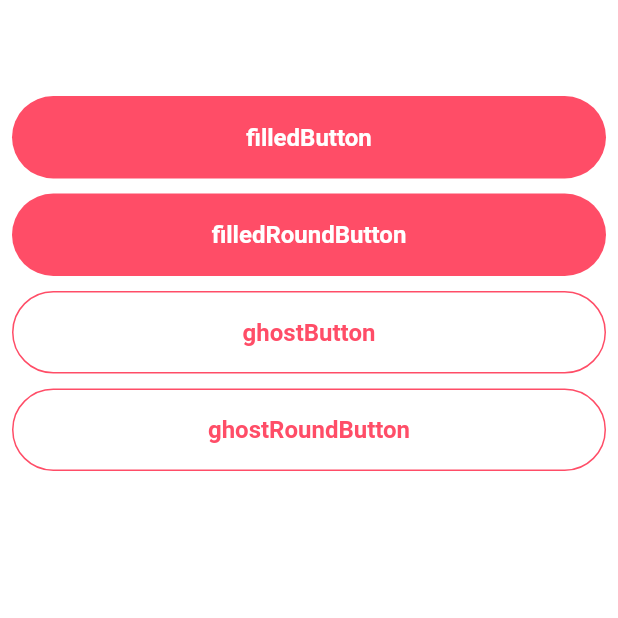
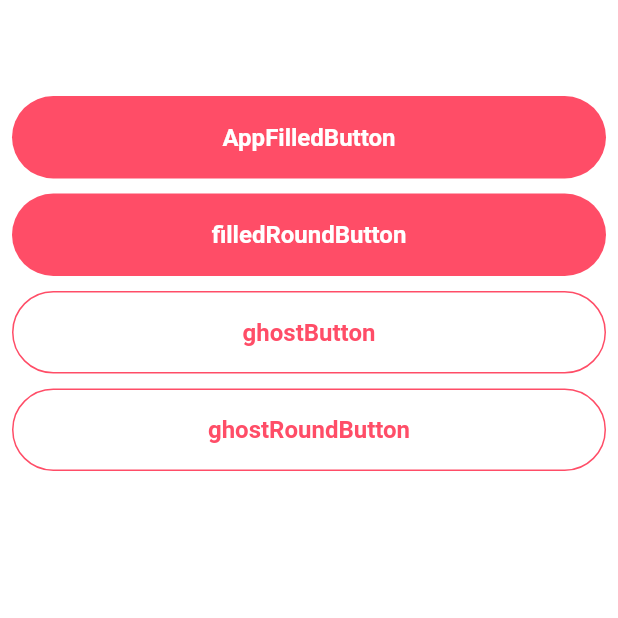
Before and after one commit to Retsuki/dating_app, a Flutter app: the BookButton screen opened directly, on a phone screen of 412 x 824 dp, the top half of it. Run offline on Flutter 3.47's test engine with Material 2 defaults, Android fonts, the phone set to English and light mode, and no system bars; drawn by our look-alikes of loader_overlay; our stand-ins replace adaptive_dialog, cached_network_image, carousel_slider, cloud_firestore, device_preview, dotted_border and 16 more; missing offline and left inert: simple_logger; accounts and stored records are empty; generated files the repository leaves out were written again.

Commit message:
FilledButtonが公式であるので、AppFilledButtonに名前変更

```diff
--- a/lib/components/app_button.dart
+++ b/lib/components/app_button.dart
@@ -2,8 +2,8 @@ import 'package:flutter/material.dart';
 
 enum Type { round }
 
-class FilledButton extends StatelessWidget {
-  const FilledButton({
+class AppFilledButton extends StatelessWidget {
+  const AppFilledButton({
     super.key,
     required this.text,
     this.onPressed,
--- a/lib/components/stylebook/book_button.dart
+++ b/lib/components/stylebook/book_button.dart
@@ -15,9 +15,9 @@ class BookButton extends StatelessWidget {
         padding: const EdgeInsets.all(8),
         child: Column(
           children: [
-            FilledButton(text: 'filledButton', onPressed: () {}),
+            AppFilledButton(text: 'AppFilledButton', onPressed: () {}),
             const Gap(10),
-            FilledButton(
+            AppFilledButton(
               text: 'filledRoundButton',
               onPressed: () {},
             ),
--- a/lib/features/authentication/screens/sign_in/sign_in_phone_page.dart
+++ b/lib/features/authentication/screens/sign_in/sign_in_phone_page.dart
@@ -51,7 +51,7 @@ class SignInPhonePage extends ConsumerWidget {
         ),
       ),
       bottomSheet: AppBottomSheet(
-        child: FilledButton(
+        child: AppFilledButton(
           text: l10n.goNext,
           onPressed: () =>
               phoneAuthNotifier.signInVerifyPhoneNumber(context: context),
--- a/lib/features/authentication/screens/sign_up/sign_up_email_page.dart
+++ b/lib/features/authentication/screens/sign_up/sign_up_email_page.dart
@@ -46,7 +46,7 @@ class SignUpEmailPage extends ConsumerWidget {
         ),
       ),
       bottomSheet: AppBottomSheet(
-        child: FilledButton(
+        child: AppFilledButton(
           text: l10n.goNext,
           onPressed: () => emailNotifier.sendSignInLinkToEmail(
             context: context,
--- a/lib/features/authentication/screens/sign_up/sign_up_phone_page.dart
+++ b/lib/features/authentication/screens/sign_up/sign_up_phone_page.dart
@@ -51,7 +51,7 @@ class SignUpPhonePage extends ConsumerWidget {
         ),
       ),
       bottomSheet: AppBottomSheet(
-        child: FilledButton(
+        child: AppFilledButton(
           text: l10n.goNext,
           onPressed: () =>
               phoneAuthNotifier.signUpVerifyPhoneNumber(context: context),
--- a/lib/features/interest/screens/setup_interest_page.dart
+++ b/lib/features/interest/screens/setup_interest_page.dart
@@ -55,7 +55,7 @@ class SetupInterest extends ConsumerWidget {
         ),
       ),
       bottomSheet: AppBottomSheet(
-        child: FilledButton(
+        child: AppFilledButton(
           text: l10n.setupComplete,
           onPressed: () async {
             if (await setupNotifier
--- a/lib/features/onboarding/screens/onboarding_page.dart
+++ b/lib/features/onboarding/screens/onboarding_page.dart
@@ -64,7 +64,7 @@ class OnboardingPage extends ConsumerWidget {
             ),
             const Gap(12),
             Expanded(
-              child: FilledButton(
+              child: AppFilledButton(
                 text: l10n.signUp,
                 onPressed: () {
                   context.goNamed(SignUpPhonePage.routeName);
--- a/lib/features/osake_items/screens/osake_detail_page.dart
+++ b/lib/features/osake_items/screens/osake_detail_page.dart
@@ -46,7 +46,7 @@ class OsakeDetailPage extends StatelessWidget {
         ],
       ),
       bottomSheet: AppBottomSheet(
-        child: FilledButton(
+        child: AppFilledButton(
           text: l10n.setupComplete,
           onPressed: () {},
         ),
--- a/lib/features/performing_with_management/screens/dating_with_management.dart/dating_with_management_page.dart
+++ b/lib/features/performing_with_management/screens/dating_with_management.dart/dating_with_management_page.dart
@@ -30,7 +30,7 @@ class DatingWithManagementPage extends StatelessWidget {
         ),
       ),
       bottomSheet: AppBottomSheet(
-        child: FilledButton(
+        child: AppFilledButton(
           text: l10n.message,
           onPressed: () async {},
         ),
--- a/lib/features/performing_with_management/screens/dining_with_all_users/dining_with_all_users_page.dart
+++ b/lib/features/performing_with_management/screens/dining_with_all_users/dining_with_all_users_page.dart
@@ -30,7 +30,7 @@ class DiningWithAllUsersPage extends StatelessWidget {
         ),
       ),
       bottomSheet: AppBottomSheet(
-        child: FilledButton(
+        child: AppFilledButton(
           text: l10n.drawThisMonthLottery,
           onPressed: () async {},
         ),
--- a/lib/features/performing_with_management/screens/youtube/youtube_page.dart
+++ b/lib/features/performing_with_management/screens/youtube/youtube_page.dart
@@ -30,7 +30,7 @@ class YoutubePage extends StatelessWidget {
         ),
       ),
       bottomSheet: AppBottomSheet(
-        child: FilledButton(
+        child: AppFilledButton(
           text: l10n.performanceRequest,
           onPressed: () async {},
         ),
--- a/lib/features/user/screens/setup/setup_address_page.dart
+++ b/lib/features/user/screens/setup/setup_address_page.dart
@@ -54,7 +54,7 @@ class SetupAddressPage extends ConsumerWidget {
         ),
       ),
       bottomSheet: AppBottomSheet(
-        child: FilledButton(
+        child: AppFilledButton(
           text: l10n.goNext,
           onPressed: () async {
             if (await setupNotifier
--- a/lib/features/user/screens/setup/setup_birthday_page.dart
+++ b/lib/features/user/screens/setup/setup_birthday_page.dart
@@ -56,7 +56,7 @@ class SetupBirthdayPage extends ConsumerWidget {
         ),
       ),
       bottomSheet: AppBottomSheet(
-        child: FilledButton(
+        child: AppFilledButton(
           text: l10n.goNext,
           onPressed: () async {
             if (await setupNotifier
--- a/lib/features/user/screens/setup/setup_complete_page.dart
+++ b/lib/features/user/screens/setup/setup_complete_page.dart
@@ -39,7 +39,7 @@ class SetupCompletePage extends ConsumerWidget {
                 textAlign: TextAlign.center,
               ),
               const Gap(24),
-              FilledButton(
+              AppFilledButton(
                 text: l10n.goToProfilePage,
                 onPressed: () async {
                   try {
--- a/lib/features/user/screens/setup/setup_name_page.dart
+++ b/lib/features/user/screens/setup/setup_name_page.dart
@@ -80,7 +80,7 @@ class SetupNamePage extends ConsumerWidget {
           ),
         ),
         bottomSheet: AppBottomSheet(
-          child: FilledButton(
+          child: AppFilledButton(
             text: l10n.goNext,
             onPressed: () async {
               if (await setupNotifier
--- a/lib/features/worry/screens/worry_office/worry_office_page.dart
+++ b/lib/features/worry/screens/worry_office/worry_office_page.dart
@@ -53,7 +53,7 @@ class WorryOfficePage extends ConsumerWidget {
                         textAlign: TextAlign.center,
                       ),
                       const Gap(64),
-                      FilledButton(
+                      AppFilledButton(
                         text: l10n.letsWorryTalk,
                         onPressed: () =>
                             context.goNamed(WorryPostPage.routeName),
--- a/lib/features/worry/screens/worry_post/worry_post_page.dart
+++ b/lib/features/worry/screens/worry_post/worry_post_page.dart
@@ -52,7 +52,7 @@ class WorryPostPage extends ConsumerWidget {
                     },
                   ),
                   const Gap(64),
-                  FilledButton(
+                  AppFilledButton(
                     text: l10n.sendToPost,
                     onPressed: worryPostState.isPossibleSend
                         ? () async {
```
Also changed, not shown: lib/gen/assets.gen.dart (+50 -8 lines), lib/features/area/models/city.freezed.dart, lib/features/area/models/prefecture.freezed.dart, lib/features/authentication/models/phone/phone_auth.freezed.dart, lib/features/chat/models/chat/chat.freezed.dart, lib/features/chat/models/chat/chat_message/chat_message.freezed.dart, lib/features/chat/models/chat_message_state/chat_message_state.freezed.dart, lib/features/interest/models/master_interest.freezed.dart, lib/features/occupation/models/master_occupation.freezed.dart, lib/features/osake_items/models/osake.freezed.dart, lib/features/user/models/private_user/private_user.freezed.dart, lib/features/user/models/readonly_user/readonly_user.freezed.dart, lib/features/user/models/user/user.freezed.dart, lib/features/worry/models/private_user_worry.freezed.dart, 4 more files.
